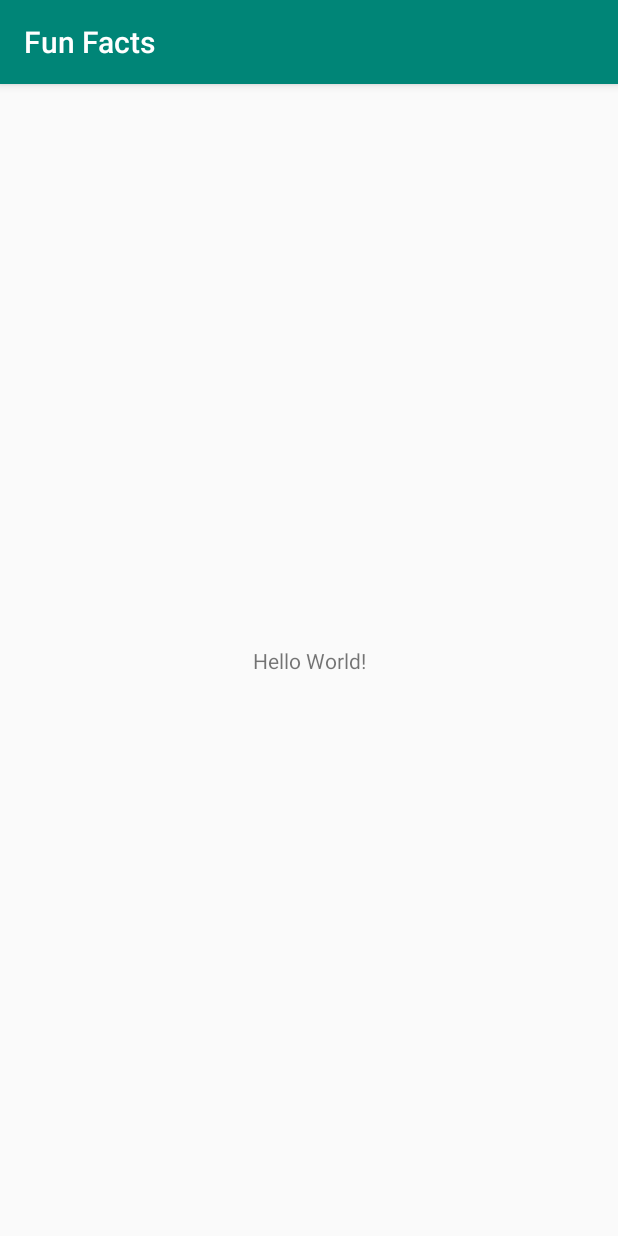
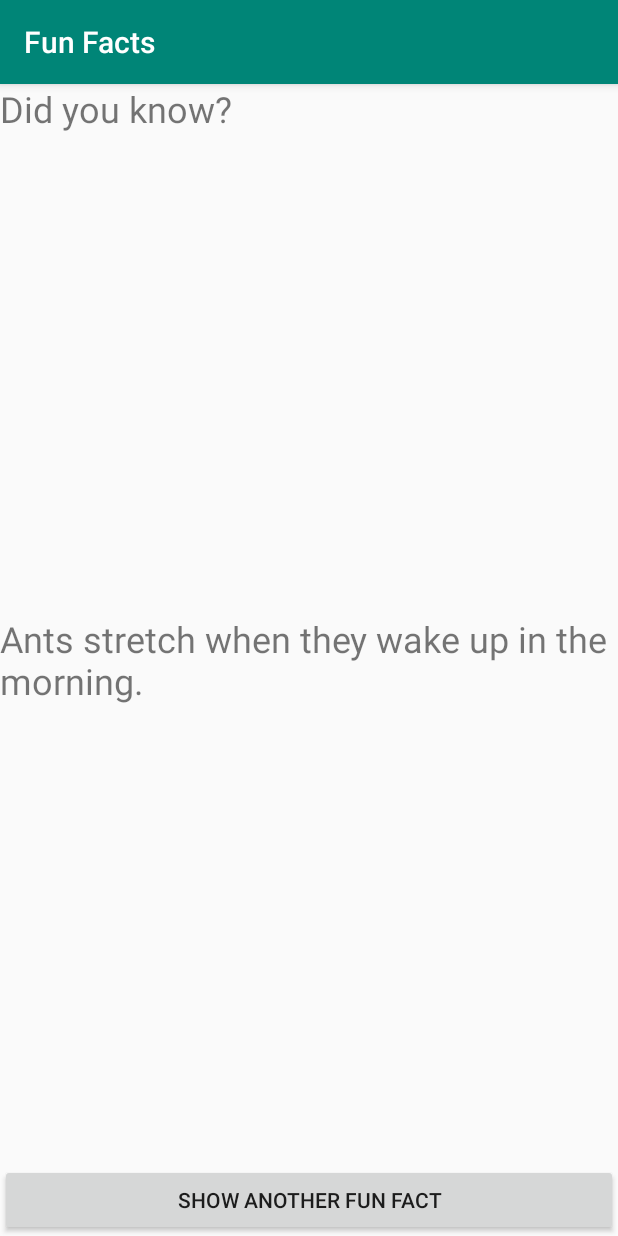
Before and after one commit to bwats2/FunFacts, an Android app: the screen it shows after launch (MainActivity), on a phone screen of 412 x 824 dp. Run offline under Robolectric (Android 15) with nearby library versions, the phone set to English and light mode, and no system bars.

Commit message:
Changed layout to relative, added new text, added button

```diff
--- a/app/src/main/res/layout/activity_main.xml
+++ b/app/src/main/res/layout/activity_main.xml
@@ -1,5 +1,5 @@
 <?xml version="1.0" encoding="utf-8"?>
-<android.support.constraint.ConstraintLayout xmlns:android="http://schemas.android.com/apk/res/android"
+<RelativeLayout xmlns:android="http://schemas.android.com/apk/res/android"
     xmlns:app="http://schemas.android.com/apk/res-auto"
     xmlns:tools="http://schemas.android.com/tools"
     android:layout_width="match_parent"
@@ -9,10 +9,23 @@
     <TextView
         android:layout_width="wrap_content"
         android:layout_height="wrap_content"
-        android:text="Hello World!"
-        app:layout_constraintBottom_toBottomOf="parent"
-        app:layout_constraintLeft_toLeftOf="parent"
-        app:layout_constraintRight_toRightOf="parent"
-        app:layout_constraintTop_toTopOf="parent" />
+        android:text="Did you know?"
+        android:textSize="24sp" />
 
-</android.support.constraint.ConstraintLayout>
+    <TextView
+        android:id="@+id/factTextView"
+        android:layout_width="wrap_content"
+        android:layout_height="wrap_content"
+        android:layout_centerVertical="true"
+        android:text="Ants stretch when they wake up in the morning."
+        android:textSize="24sp" />
+
+    <Button
+        android:id="@+id/showFactButton"
+        android:layout_width="match_parent"
+        android:layout_height="wrap_content"
+        android:layout_alignParentBottom="true"
+        android:layout_centerHorizontal="true"
+        android:text="Show Another Fun Fact" />
+
+</RelativeLayout>
--- a/build.gradle
+++ b/build.gradle
@@ -7,7 +7,7 @@ buildscript {
 
     }
     dependencies {
-        classpath 'com.android.tools.build:gradle:3.4.0'
+        classpath 'com.android.tools.build:gradle:3.4.1'
 
         // NOTE: Do not place your application dependencies here; they belong
         // in the individual module build.gradle files
```
